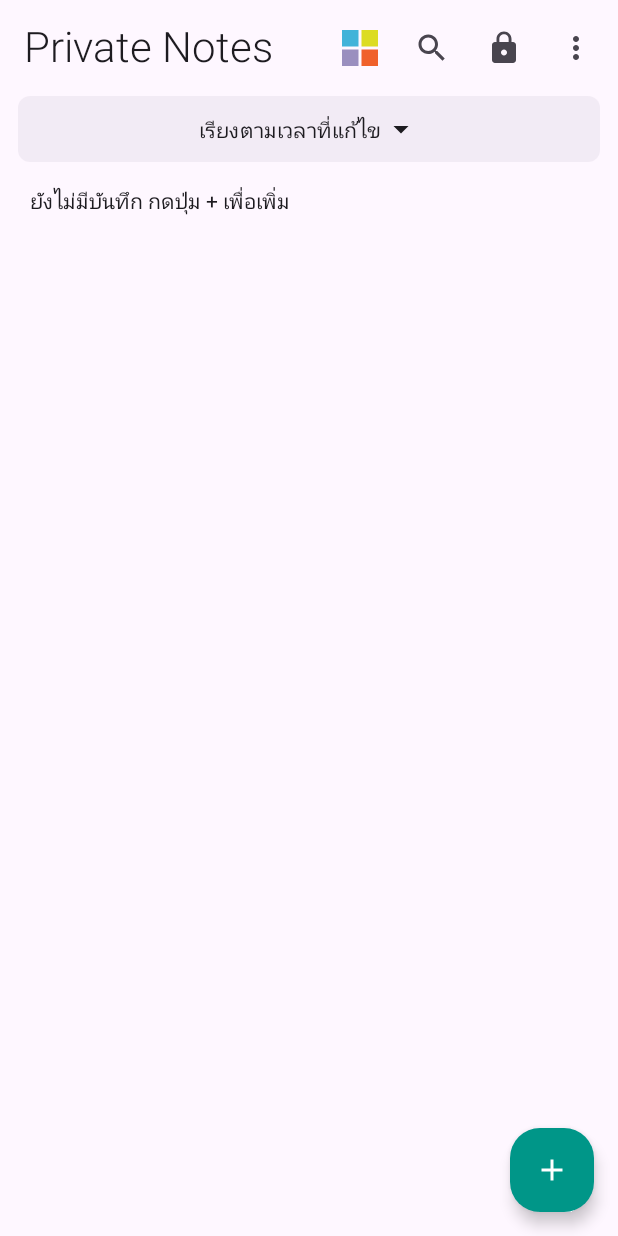
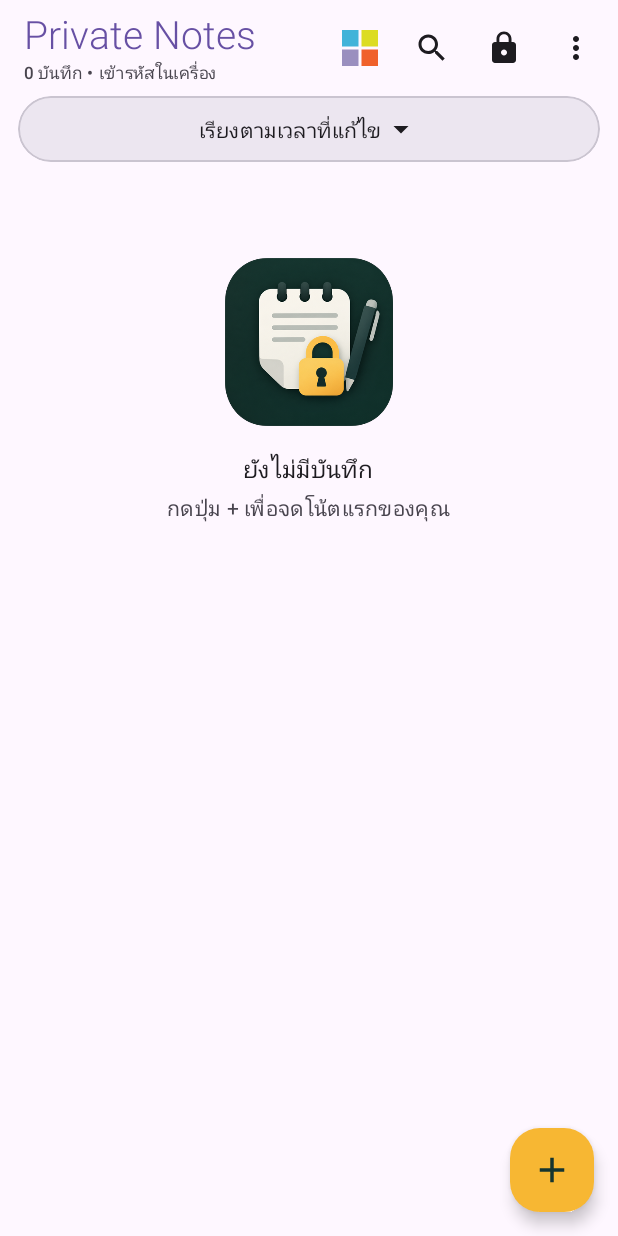
Before and after one commit to 99Patipan/PrivateNotes-Android, an Android app built with Jetpack Compose: the composable NotesScreen shown on its own in the app's theme, on a phone screen of 412 x 824 dp. Run offline under Robolectric (Android 15) with nearby library versions, the phone set to English and light mode, and no system bars; our stand-ins replace Room's generated code.

Commit message:
Update from Zip2Git

```diff
--- a/app/build.gradle.kts
+++ b/app/build.gradle.kts
@@ -13,8 +13,8 @@ android {
         applicationId = "th.privatenotes"
         minSdk = 26
         targetSdk = 35
-        versionCode = 5
-        versionName = "1.4.0"
+        versionCode = 6
+        versionName = "1.5.0"
     }
 
     buildTypes {
--- a/app/src/main/java/th/privatenotes/ui/Screens.kt
+++ b/app/src/main/java/th/privatenotes/ui/Screens.kt
@@ -1,8 +1,8 @@
 package th.privatenotes.ui
 
-import android.app.Activity
 import androidx.compose.animation.core.Animatable
 import androidx.compose.animation.core.tween
+import androidx.compose.foundation.BorderStroke
 import androidx.compose.foundation.Image
 import androidx.compose.foundation.Canvas
 import androidx.compose.foundation.background
@@ -25,6 +25,7 @@ import androidx.compose.runtime.*
 import androidx.compose.ui.Alignment
 import androidx.compose.ui.Modifier
 import androidx.compose.ui.draw.clip
+import androidx.compose.ui.draw.shadow
 import androidx.compose.ui.geometry.Offset
 import androidx.compose.ui.geometry.Size
 import androidx.compose.ui.graphics.Color
@@ -37,10 +38,8 @@ import androidx.compose.ui.window.Dialog
 import androidx.compose.ui.window.DialogProperties
 import androidx.compose.ui.window.SecureFlagPolicy
 import androidx.compose.ui.platform.LocalContext
-import androidx.compose.ui.platform.LocalView
 import androidx.compose.ui.res.painterResource
 import androidx.compose.ui.unit.IntOffset
-import androidx.core.view.WindowCompat
 import kotlin.math.roundToInt
 import kotlinx.coroutines.delay
 import th.privatenotes.R
@@ -116,25 +115,6 @@ fun LockScreen(
 
     // Offer the fingerprint prompt right away when the lock screen appears.
     LaunchedEffect(Unit) { if (showBiometric && !setup) onBiometric() }
-
-    // The lock screen is always dark green, so force light status/navigation bar icons.
-    val view = LocalView.current
-    DisposableEffect(Unit) {
-        val window = (view.context as? Activity)?.window
-        if (window == null) {
-            onDispose { }
-        } else {
-            val ctrl = WindowCompat.getInsetsController(window, view)
-            val prevStatus = ctrl.isAppearanceLightStatusBars
-            val prevNav = ctrl.isAppearanceLightNavigationBars
-            ctrl.isAppearanceLightStatusBars = false
-            ctrl.isAppearanceLightNavigationBars = false
-            onDispose {
-                ctrl.isAppearanceLightStatusBars = prevStatus
-                ctrl.isAppearanceLightNavigationBars = prevNav
-            }
-        }
-    }
 
     val title = when {
         !setup -> "ปลดล็อก Private Notes"
@@ -361,6 +341,7 @@ private fun NoteCard(note: PlainNote, isDark: Boolean, onClick: () -> Unit) {
     Row(
         Modifier
             .fillMaxWidth()
+            .shadow(1.dp, shape)
             .clip(shape)
             .background(c.background(isDark))
             .clickable(onClick = onClick)
@@ -427,15 +408,31 @@ fun NotesScreen(
     }
 
     Scaffold(
+        containerColor = Color.Transparent,
+        contentColor = MaterialTheme.colorScheme.onBackground,
         topBar = {
             TopAppBar(
                 title = {
+                    Column {
                         Text(
                             "Private Notes",
-                        style = MaterialTheme.typography.headlineMedium,
-                        fontWeight = FontWeight.Light
+                            style = MaterialTheme.typography.headlineSmall.copy(fontSize = 26.sp),
+                            fontWeight = FontWeight.Light,
+                            color = MaterialTheme.colorScheme.primary
                         )
+                        Text(
+                            "${vm.notes.size} บันทึก • เข้ารหัสในเครื่อง",
+                            style = MaterialTheme.typography.labelSmall,
+                            color = MaterialTheme.colorScheme.onSurfaceVariant
+                        )
+                    }
                 },
+                colors = TopAppBarDefaults.topAppBarColors(
+                    containerColor = Color.Transparent,
+                    scrolledContainerColor = Color.Transparent,
+                    titleContentColor = MaterialTheme.colorScheme.primary,
+                    actionIconContentColor = MaterialTheme.colorScheme.onBackground
+                ),
                 actions = {
                     // Colour filter
                     Box {
@@ -516,9 +513,9 @@ fun NotesScreen(
             FloatingActionButton(
                 onClick = { vm.openEditor(null) },
                 shape = RoundedCornerShape(20.dp),
-                containerColor = Color(0xFF009688),
-                contentColor = Color.White
-            ) { Icon(Icons.Default.Add, "เพิ่มบันทึก") }
+                containerColor = Color(0xFFF7B733),
+                contentColor = Color(0xFF16352F)
+            ) { Icon(Icons.Default.Add, "เพิ่มบันทึก", Modifier.size(28.dp)) }
         }
     ) { padding ->
         Column(Modifier.fillMaxSize().padding(padding).padding(horizontal = 12.dp)) {
@@ -540,9 +537,14 @@ fun NotesScreen(
             // Sort bar
             Box(Modifier.fillMaxWidth()) {
                 Surface(
-                    color = MaterialTheme.colorScheme.surfaceVariant.copy(alpha = 0.5f),
-                    shape = RoundedCornerShape(8.dp),
-                    modifier = Modifier.fillMaxWidth().height(44.dp).clickable { sortMenu = true }
+                    color = MaterialTheme.colorScheme.surfaceContainerHigh,
+                    shape = RoundedCornerShape(24.dp),
+                    border = BorderStroke(1.dp, MaterialTheme.colorScheme.outlineVariant),
+                    modifier = Modifier
+                        .fillMaxWidth()
+                        .height(44.dp)
+                        .clip(RoundedCornerShape(24.dp))
+                        .clickable { sortMenu = true }
                 ) {
                     Row(
                         Modifier.fillMaxSize(),
@@ -594,15 +596,30 @@ fun NotesScreen(
             }
             Spacer(Modifier.height(8.dp))
             if (vm.notes.isEmpty()) {
-                Text("ยังไม่มีบันทึก กดปุ่ม + เพื่อเพิ่ม", Modifier.padding(8.dp))
-            } else if (visible.isEmpty()) {
+                Column(
+                    Modifier.fillMaxWidth().padding(top = 56.dp),
+                    horizontalAlignment = Alignment.CenterHorizontally
+                ) {
+                    Image(painterResource(R.drawable.lock_logo), null, Modifier.size(112.dp))
+                    Spacer(Modifier.height(16.dp))
+                    Text("ยังไม่มีบันทึก", style = MaterialTheme.typography.titleMedium)
+                    Spacer(Modifier.height(4.dp))
+                    Text(
+                        "กดปุ่ม + เพื่อจดโน้ตแรกของคุณ",
+                        style = MaterialTheme.typography.bodyMedium,
+                        color = MaterialTheme.colorScheme.onSurfaceVariant
+                    )
+                }
+            } else {
+                if (visible.isEmpty()) {
                     Text("ไม่พบบันทึกที่ตรงกับตัวกรอง", Modifier.padding(8.dp))
                 }
-            LazyColumn(verticalArrangement = Arrangement.spacedBy(6.dp)) {
+                LazyColumn(verticalArrangement = Arrangement.spacedBy(8.dp)) {
                     items(visible, key = { it.id }) { note ->
                         NoteCard(note, isDark) { vm.openEditor(note) }
                     }
                     item { Spacer(Modifier.height(88.dp)) }
+                }
             }
         }
     }
--- /dev/null
+++ b/app/src/main/res/values-night/colors.xml
@@ -0,0 +1,4 @@
+<?xml version="1.0" encoding="utf-8"?>
+<resources>
+    <color name="window_background">#0E2622</color>
+</resources>
--- a/app/src/main/res/values-night/themes.xml
+++ b/app/src/main/res/values-night/themes.xml
@@ -1,4 +1,6 @@
 <?xml version="1.0" encoding="utf-8"?>
 <resources>
-    <style name="Theme.PrivateNotes" parent="android:Theme.Material.NoActionBar" />
+    <style name="Theme.PrivateNotes" parent="android:Theme.Material.NoActionBar">
+        <item name="android:windowBackground">@color/window_background</item>
+    </style>
 </resources>
--- /dev/null
+++ b/app/src/main/res/values/colors.xml
@@ -0,0 +1,4 @@
+<?xml version="1.0" encoding="utf-8"?>
+<resources>
+    <color name="window_background">#F8F5EC</color>
+</resources>
--- a/app/src/main/res/values/themes.xml
+++ b/app/src/main/res/values/themes.xml
@@ -1,4 +1,6 @@
 <?xml version="1.0" encoding="utf-8"?>
 <resources>
-    <style name="Theme.PrivateNotes" parent="android:Theme.Material.Light.NoActionBar" />
+    <style name="Theme.PrivateNotes" parent="android:Theme.Material.Light.NoActionBar">
+        <item name="android:windowBackground">@color/window_background</item>
+    </style>
 </resources>
```
Also changed, not shown: app/src/main/java/th/privatenotes/MainActivity.kt (+28 -4 lines), app/src/main/java/th/privatenotes/ui/Theme.kt (added, +57 -0 lines), 1 other file. Lines whose indentation alone changed are shown as unchanged.
